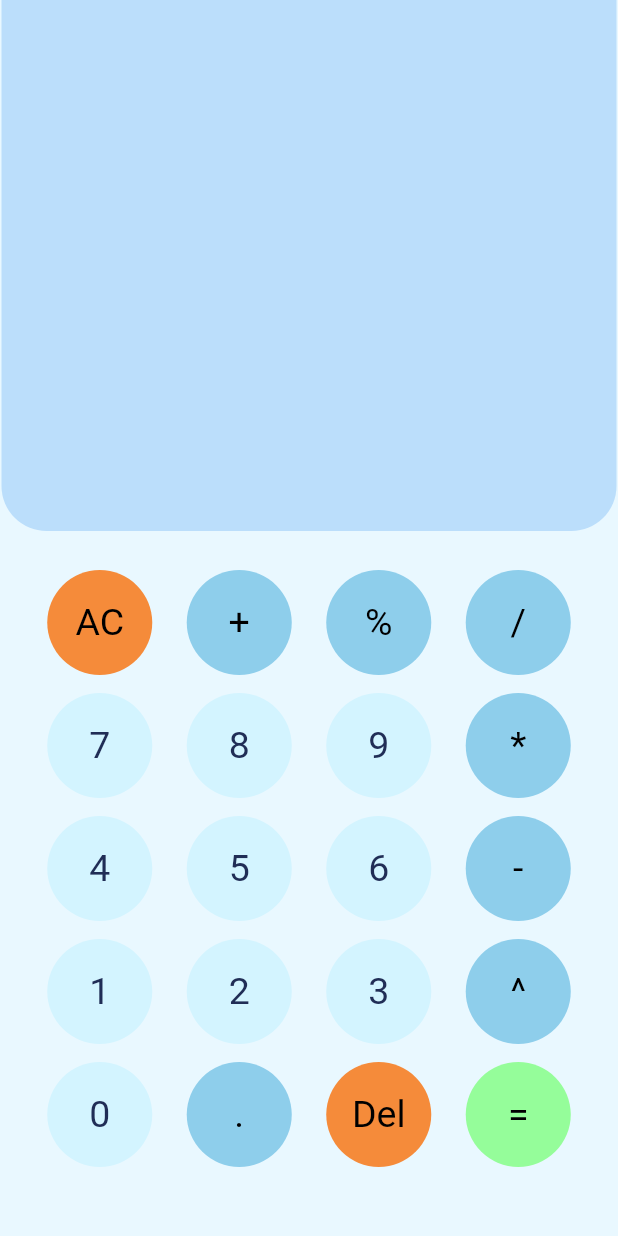
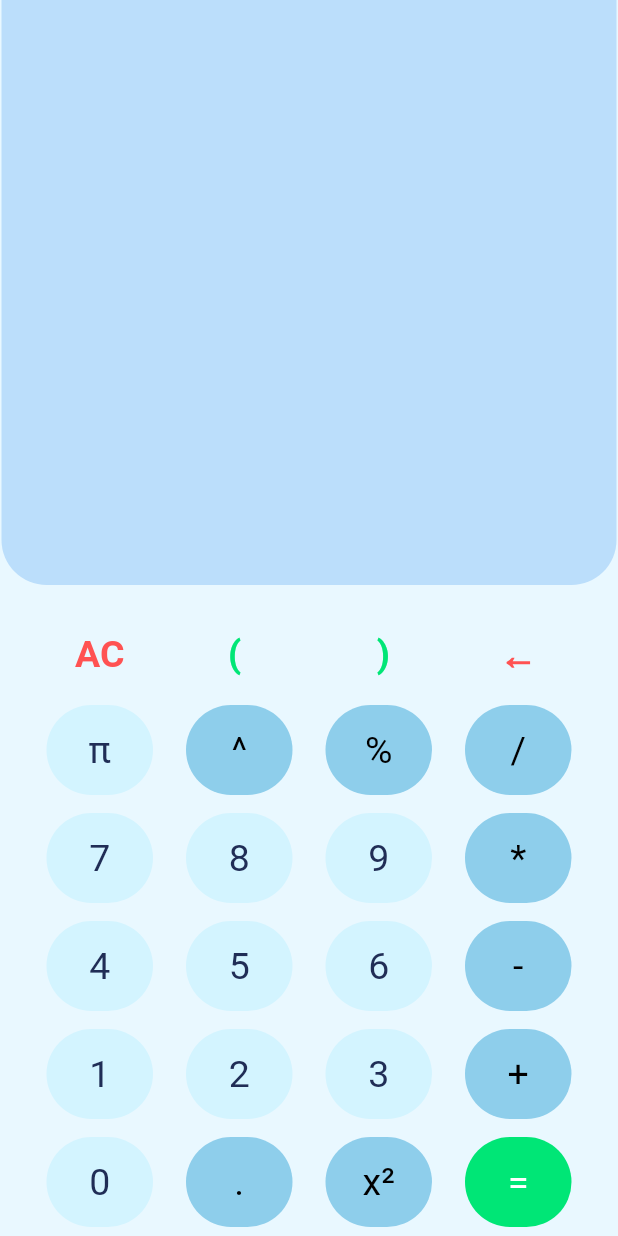
Before and after one commit to yashkc2025/gui_calculator, a Flutter app: the screen it shows after launch, on a phone screen of 412 x 824 dp. Run offline on Flutter 3.47's test engine with Material 2 defaults, Android fonts, the phone set to English and light mode, and no system bars; our stand-ins replace math_expressions.

Commit message:
v1.1 update

```diff
--- a/lib/components/buttons.dart
+++ b/lib/components/buttons.dart
@@ -24,8 +24,12 @@ class Buttons extends StatelessWidget {
           borderRadius: BorderRadius.circular(40),
           onTap: onPress,
           child: Container(
-              height: 70,
-              decoration: BoxDecoration(shape: BoxShape.circle, color: n),
+              height: 60,
+              width: 60,
+              decoration: BoxDecoration(
+                  shape: BoxShape.rectangle,
+                  color: n,
+                  borderRadius: BorderRadius.circular(50)),
               child: Center(
                   child:
                       Text(title, style: TextStyle(color: t, fontSize: 25)))),
@@ -34,3 +38,45 @@ class Buttons extends StatelessWidget {
     );
   }
 }
+
+class SecButtons extends StatelessWidget {
+  final String title;
+  final Color n;
+  final Color t;
+  final VoidCallback onPress;
+  const SecButtons(
+      {Key? key,
+      required this.title,
+      required this.n,
+      required this.t,
+      required this.onPress})
+      : super(key: key);
+  @override
+  Widget build(BuildContext context) {
+    return Expanded(
+      child: Padding(
+        padding: const EdgeInsets.only(top: 6, right: 11, left: 11, bottom: 8),
+        child: InkWell(
+          highlightColor: t,
+          splashColor: t,
+          radius: 100,
+          borderRadius: BorderRadius.circular(40),
+          onTap: onPress,
+          child: Container(
+              height: 40,
+              width: 40,
+              decoration: BoxDecoration(
+                  shape: BoxShape.rectangle,
+                  color: n,
+                  borderRadius: BorderRadius.circular(50)),
+              child: Center(
+                  child: Text(title,
+                      style: TextStyle(
+                          fontWeight: FontWeight.bold,
+                          color: t,
+                          fontSize: 25)))),
+        ),
+      ),
+    );
+  }
+}
--- a/lib/constants.dart
+++ b/lib/constants.dart
@@ -4,10 +4,14 @@ const Color op = Color.fromARGB(255, 142, 206, 235);
 const Color num = Color.fromARGB(255, 211, 244, 255);
 // const Color num = Colors.grey;
 // const Color func = Color.fromARGB(255, 118, 100, 188);
-const Color func = Color.fromARGB(255, 245, 139, 58);
+// const Color func = Color.fromARGB(255, 245, 139, 58);
+
+const Color func = Color.fromARGB(255, 255, 82, 82);
 const Color bg = Color(0xffE9F8FF);
 const Color bg_com = Colors.black;
+const Color sec = bg;
 
+const Color sec_text = Color.fromARGB(255, 0, 230, 118);
 const Color num_text = Color(0xff202D56);
 const Color op_text = Colors.black;
-const Color func_text = Colors.black;
+const Color func_text = Colors.white;
--- a/lib/home_screen.dart
+++ b/lib/home_screen.dart
@@ -2,6 +2,7 @@ import 'package:flutter/material.dart';
 import 'package:calculator/components/buttons.dart';
 import 'package:calculator/constants.dart';
 import 'package:math_expressions/math_expressions.dart';
+import 'dart:math' as math;
 
 class HomeScreen extends StatefulWidget {
   const HomeScreen({super.key});
@@ -62,22 +63,66 @@ class _HomeScreenState extends State<HomeScreen> {
                         // mainAxisAlignment: MainAxisAlignment.spaceBetween,
                         // crossAxisAlignment: CrossAxisAlignment.stretch,
                         children: [
-                          Buttons(
+                          SecButtons(
                             title: 'AC',
-                            n: func,
-                            t: func_text,
+                            n: bg,
+                            t: func,
                             onPress: () {
                               userInput = ' ';
                               ans = '';
                               setState(() {});
                             },
                           ),
+                          SecButtons(
+                            title: '( ',
+                            n: sec,
+                            t: sec_text,
+                            onPress: () {
+                              userInput += "(";
+                              setState(() {});
+                            },
+                          ),
+                          SecButtons(
+                            title: ' )',
+                            n: sec,
+                            t: sec_text,
+                            onPress: () {
+                              userInput += ")";
+                              setState(() {});
+                            },
+                          ),
+                          SecButtons(
+                            title: '←',
+                            n: sec,
+                            t: func,
+                            onPress: () {
+                              userInput =
+                                  userInput.substring(0, userInput.length - 1);
+                              setState(() {});
+                            },
+                          ),
+                        ],
+                      ),
+                      Row(
+                        // mainAxisAlignment: MainAxisAlignment.spaceBetween,
+                        // crossAxisAlignment: CrossAxisAlignment.stretch,
+                        children: [
                           Buttons(
-                            title: '+',
+                            title: 'π',
+                            n: num,
+                            t: num_text,
+                            onPress: () {
+                              userInput = ' 3.1415 ';
+                              ans = '';
+                              setState(() {});
+                            },
+                          ),
+                          Buttons(
+                            title: '^',
                             n: op,
                             t: op_text,
                             onPress: () {
-                              userInput += " + ";
+                              userInput += " ^ ";
                               setState(() {});
                             },
                           ),
@@ -214,11 +259,11 @@ class _HomeScreenState extends State<HomeScreen> {
                             },
                           ),
                           Buttons(
-                            title: '^',
+                            title: '+',
                             n: op,
                             t: op_text,
                             onPress: () {
-                              userInput += ' ^ ';
+                              userInput += ' + ';
                               setState(() {});
                             },
                           ),
@@ -246,18 +291,18 @@ class _HomeScreenState extends State<HomeScreen> {
                             },
                           ),
                           Buttons(
-                            title: 'Del',
-                            n: func,
-                            t: func_text,
+                            title: 'x²',
+                            n: op,
+                            t: op_text,
                             onPress: () {
-                              userInput =
-                                  userInput.substring(0, userInput.length - 1);
+                              userInput += ' ^2';
                               setState(() {});
                             },
                           ),
                           Buttons(
                             title: '=',
-                            n: Color.fromARGB(255, 149, 253, 154),
+                            // n: Color.fromARGB(255, 149, 253, 154),
+                            n: sec_text,
                             t: func_text,
                             onPress: () {
                               equalPress();
@@ -266,9 +311,9 @@ class _HomeScreenState extends State<HomeScreen> {
                           ),
                         ],
                       ),
-                      const SizedBox(
-                        height: 40,
-                      ),
+                      // const SizedBox(
+                      //   height: 40,
+                      // ),
                     ],
                   ),
                 )
```
